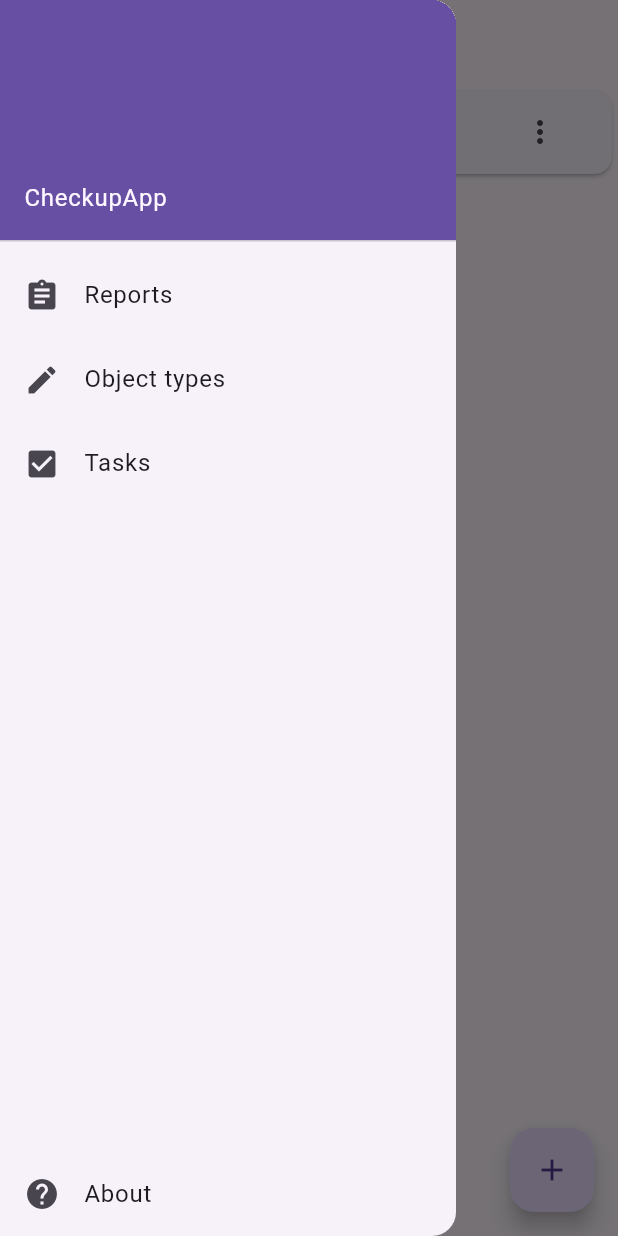
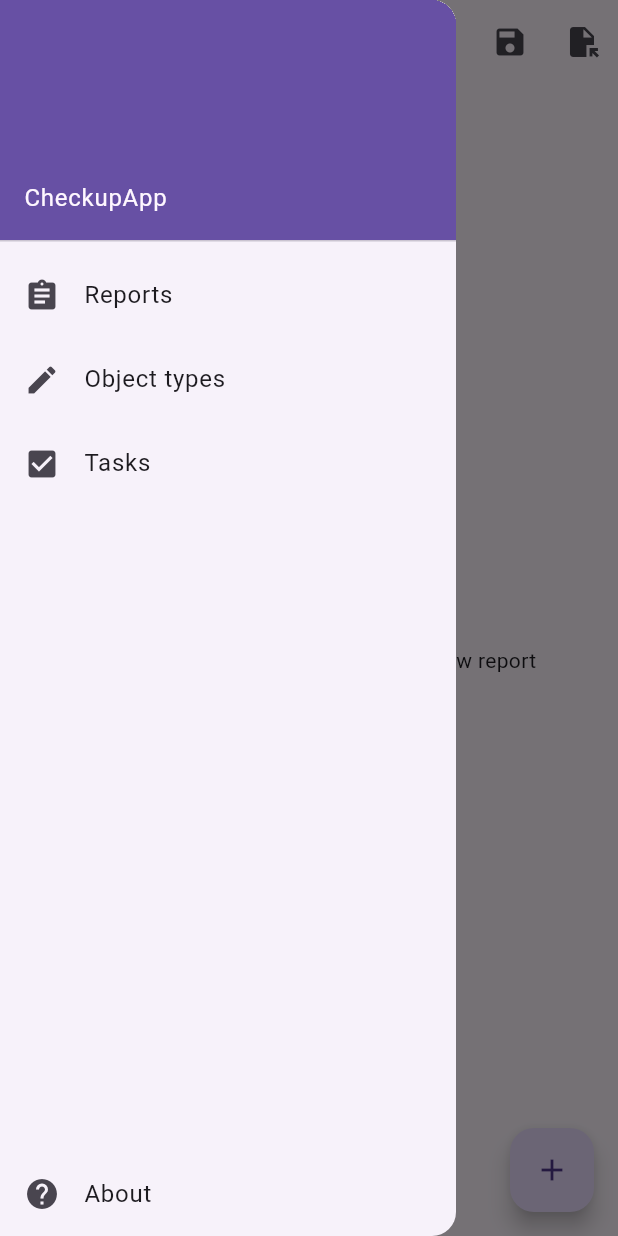
Before and after one commit to GabPSS/ziphycheck, a Flutter app: the screen it shows after launch, with the side drawer open, on a phone screen of 412 x 824 dp. Run offline on Flutter 3.47's test engine with Material 2 defaults, Android fonts, the phone set to English and light mode, and no system bars; drawn by our look-alikes of dynamic_color; our stand-ins replace date_field, image_picker, localstorage, share_plus.

Commit message:
Initial storage first working sample

```diff
--- a/lib/ui/home_page.dart
+++ b/lib/ui/home_page.dart
@@ -1,3 +1,4 @@
+import 'dart:convert';
 import 'dart:developer';
 
 import 'package:checkup_app/models/checkup_object.dart';
@@ -12,21 +13,21 @@
 import 'package:checkup_app/ui/main_tasks/main_tasks_page.dart';
 import 'package:checkup_app/ui/main_tasks/tasks_editor_page.dart';
 import 'package:flutter/material.dart';
+import 'package:localstorage/localstorage.dart';
 
 import '../data/data_master.dart';
 import '../models/report.dart';
 import 'main_reports/add_report_page.dart';
 
 class HomePage extends StatefulWidget {
-  const HomePage({
-    super.key,
-  });
+  const HomePage({super.key});
 
   @override
   State<HomePage> createState() => _HomePageState();
 }
 
 class _HomePageState extends State<HomePage> {
+  LocalStorage storage = LocalStorage('userdata');
   Widget? page;
   int pageIndex = 0;
   Function()? fabFunction;
@@ -37,49 +38,14 @@
     setPage(index: 0);
   }
 
-  @override
-  void initState() {
-    // TODO: Replace placeholder DM with DM opening from file later
-    var task = Task(dm: dm);
-    task.name = "Check PCs later";
-    task.answerPrompt = "% {has an issue|have issues} there";
-
-    var objectType = ObjectType(dm: dm);
-    objectType.name = "PC";
-    objectType.addTask(task);
-
-    var report = Report(dm: dm);
-    report.name = "First report";
-
-    var location = Location();
-    location.name = "Place 1";
-
-    var checkupObject = CheckupObject(report: report);
-    checkupObject.objectType = objectType;
-    checkupObject.name = "1";
-
-    var checkupObject2 = CheckupObject(report: report);
-    checkupObject2.objectType = objectType;
-    checkupObject2.name = "2";
-
-    location.objects.add(checkupObject);
-    location.objects.add(checkupObject2);
-    report.locations.add(location);
-
-    var reportAnswer = ReportAnswer(dm: dm, baseReportId: report.id);
-    reportAnswer.answerDate = DateTime.now();
-
-    var taskAnswer = TaskAnswer(taskId: task.id, objectId: checkupObject.id);
-    taskAnswer.failAnswerPrompt = task.answerPrompt;
-    var taskAnswer2 = TaskAnswer(taskId: task.id, objectId: checkupObject2.id);
-    taskAnswer2.failAnswerPrompt = task.answerPrompt;
-    reportAnswer.answers.add(taskAnswer);
-    reportAnswer.answers.add(taskAnswer2);
-    dm.reports.add(report);
-
-    log(reportAnswer.getReportString(dm));
-
-    super.initState();
+  Future<DataMaster?> getData() async {
+    if (await storage.ready) {
+      String? item = storage.getItem('data');
+      if (item != null) {
+        return DataMaster.fromJson(jsonDecode(item));
+      }
+    }
+    return null;
   }
 
   void setPage({int? index}) {
@@ -108,6 +74,10 @@
     }
   }
 
+  void save() {
+    storage.setItem('data', jsonEncode(dm.toJson()));
+  }
+
   @override
   Widget build(BuildContext context) {
     setPage();
@@ -115,6 +85,19 @@
       floatingActionButton: FloatingActionButton(onPressed: fabFunction, child: const Icon(Icons.add)),
       appBar: AppBar(
         title: Text(title),
+        actions: [
+          IconButton(onPressed: () => save(), icon: const Icon(Icons.save)),
+          IconButton(
+              onPressed: () async {
+                var newDm = await getData();
+                if (newDm != null) {
+                  setState(() {
+                    dm = newDm;
+                  });
+                }
+              },
+              icon: Icon(Icons.file_open))
+        ],
       ),
       body: page,
       drawer: Drawer(
--- a/pubspec.yaml
+++ b/pubspec.yaml
@@ -16,6 +16,7 @@
   intl: ^0.18.1
   json_annotation: ^4.8.1
   json_serializable: ^6.7.1
+  localstorage: ^4.0.1+4
   path: ^1.8.3
   share_plus: ^7.0.2
 
```
Also changed, not shown: lib/data/data_master.dart (+16 -0 lines), pubspec.lock.
